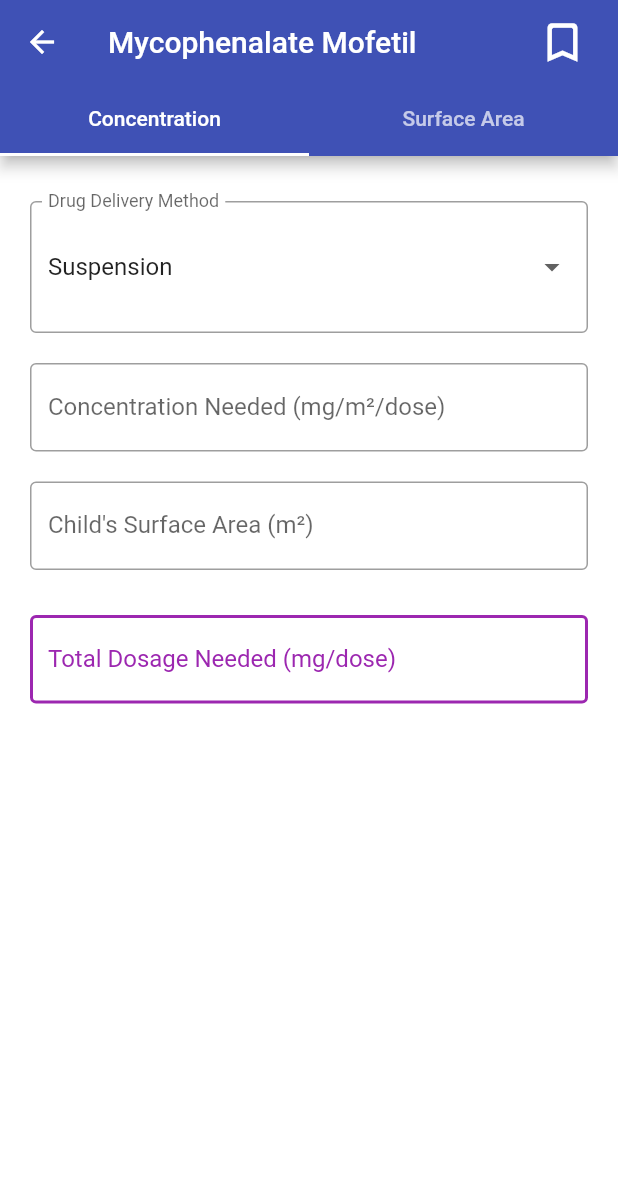
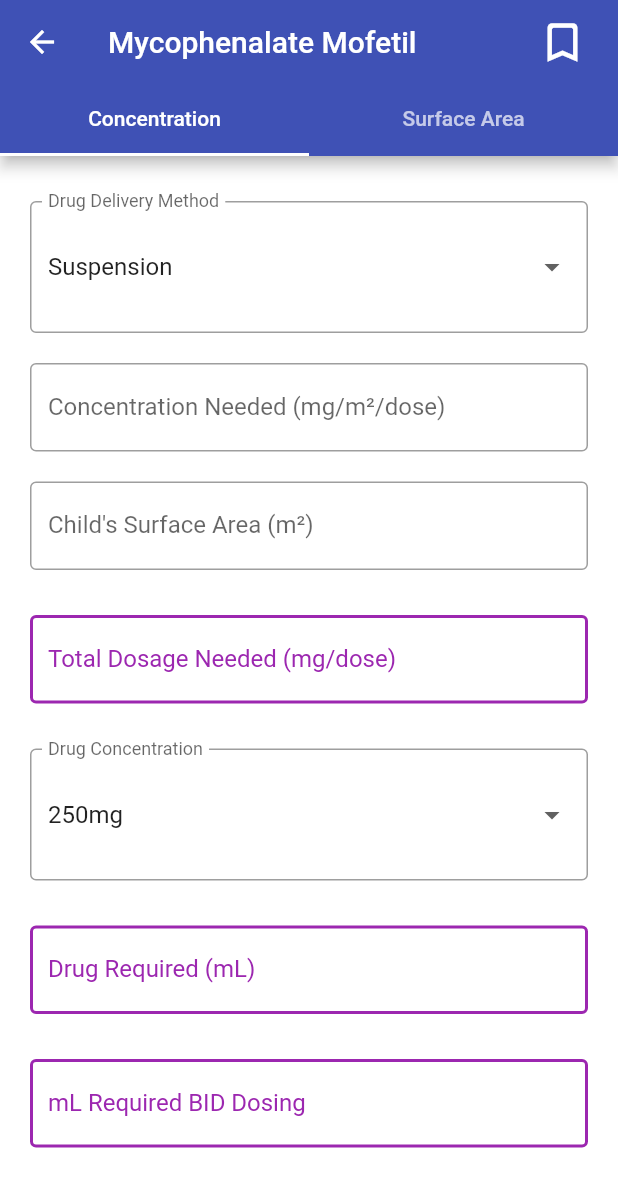
Before and after one commit to CSCIX691DAL/Application-for-Dosing-of-Pediat, a Flutter app: the Med12 screen opened by its route, on a phone screen of 412 x 824 dp. Shown: the top 1187 px of the screen. Run offline on Flutter 3.47's test engine with Material 2 defaults, Android fonts, the phone set to English and light mode, and no system bars.

Commit message:
Added functioning form for suspension in T1

```diff
--- a/dosing_app/lib/medications/med_12.dart
+++ b/dosing_app/lib/medications/med_12.dart
@@ -20,12 +20,16 @@ class Med12 extends StatefulWidget {
 
 class _Med12State extends State<Med12> {
   TextEditingController dosageNeededT1Text = TextEditingController();
-  // TextEditingController totalDoseNeededText = TextEditingController();
-  // TextEditingController numMgText = TextEditingController();
-  // TextEditingController numTabsNeededText = TextEditingController();
+  TextEditingController drugRequiredT1Text = TextEditingController();
+  TextEditingController mlRequiredT1Text = TextEditingController();
+
   double concentrationNeededMgMDoseT1 = 0;
   double childSurfaceAreaT1 = 0;
   double dosageNeededT1 = 0;
+  int concentrationT1 = 250;
+  List<int> concentrationsT1 = [250];
+  double drugRequiredT1 = 0;
+  double mlRequiredT1 = 0;
 
   int dosesPerDay = 0;
 
@@ -62,7 +66,7 @@ class _Med12State extends State<Med12> {
     super.dispose();
   }
 
-  //toggling different forms based on dropdown entry for tab 1
+  // toggling different forms based on dropdown entry for tab 1
   void toggleSuspensionT1() {
     showSuspensionT1 = true;
     showCapsulT1 = false;
@@ -108,16 +112,38 @@ class _Med12State extends State<Med12> {
     concentrationNeededMgMDoseT1 = 0;
     childSurfaceAreaT1 = 0;
     dosageNeededT1 = 0;
+    drugRequiredT1 = 0;
+    mlRequiredT1 = 0;
     dosageNeededT1Text.text = '';
+    drugRequiredT1Text.text = '';
+    mlRequiredT1Text.text = '';
   }
 
-  // functions for tab 1
+  // dose calculation functions for tab 1
   void calcDosageNeededT1() {
     dosageNeededT1 = concentrationNeededMgMDoseT1 * childSurfaceAreaT1;
     dosageNeededT1Text.text = (dosageNeededT1).toStringAsFixed(2) + "mg/dose";
   }
 
-  //toggling different forms based on dropdown entry for tab 2
+  calcDrugRequiredT1() {
+    drugRequiredT1 = dosageNeededT1 / concentrationT1;
+    if (drugRequiredT1.isNaN || drugRequiredT1.isInfinite) {
+      drugRequiredT1Text.text = (0).toStringAsFixed(2) + "mL";
+    } else {
+      drugRequiredT1Text.text = (drugRequiredT1).toStringAsFixed(2) + "mL";
+    }
+  }
+
+  calcMlRequiredT1() {
+    mlRequiredT1 = drugRequiredT1 * 2;
+    if (mlRequiredT1.isNaN || mlRequiredT1.isInfinite) {
+      mlRequiredT1Text.text = (0).toStringAsFixed(2) + "mL";
+    } else {
+      mlRequiredT1Text.text = (mlRequiredT1).toStringAsFixed(2) + "mL";
+    }
+  }
+
+  // toggling different forms based on dropdown entry for tab 2
   void toggleSuspensionT2() {
     showSuspensionT1 = true;
     showCapsulT1 = false;
@@ -161,7 +187,7 @@ class _Med12State extends State<Med12> {
 
   void resetValuesT2() {}
 
-  // dose calculation functions
+  // dose calculation functions for tab 2
 
   @override
   Widget build(BuildContext context) {
@@ -272,11 +298,13 @@ class _Med12State extends State<Med12> {
                                       setState(() {
                                         concentrationNeededMgMDoseT1 = x ?? 0;
                                         calcDosageNeededT1();
+                                        calcDrugRequiredT1();
+                                        calcMlRequiredT1();
                                       });
                                     }),
                               ),
 
-                              // Child weight
+                              // Child surface area
                               Padding(
                                 padding: const EdgeInsets.only(
                                     left: 20, right: 20, top: 20, bottom: 0),
@@ -294,6 +322,8 @@ class _Med12State extends State<Med12> {
                                       setState(() {
                                         childSurfaceAreaT1 = x ?? 0;
                                         calcDosageNeededT1();
+                                        calcDrugRequiredT1();
+                                        calcMlRequiredT1();
                                       });
                                     }),
                               ),
@@ -318,6 +348,88 @@ class _Med12State extends State<Med12> {
                                       labelText:
                                           "Total Dosage Needed (mg/dose)",
                                       hintText: "0mg/dose",
+                                      labelStyle:
+                                          TextStyle(color: Colors.purple)),
+                                ),
+                              ),
+
+                              // Drug concentration dropdown
+                              Padding(
+                                  padding: const EdgeInsets.only(
+                                      left: 20, right: 20, top: 30, bottom: 0),
+                                  child: InputDecorator(
+                                    decoration: const InputDecoration(
+                                        border: OutlineInputBorder(),
+                                        focusedBorder: OutlineInputBorder(
+                                          borderSide: BorderSide(
+                                              color: Colors.purple, width: 2.0),
+                                        ),
+                                        labelText: "Drug Concentration"),
+                                    child: DropdownButtonHideUnderline(
+                                      child: DropdownButton<int>(
+                                        isExpanded: true,
+                                        value: concentrationT1,
+                                        onChanged: (newValue) {
+                                          concentrationT1 = newValue!;
+                                          setState(() {
+                                            calcDrugRequiredT1();
+                                            calcMlRequiredT1();
+                                          });
+                                        },
+                                        items: concentrationsT1.map((value) {
+                                          return DropdownMenuItem(
+                                            child:
+                                                Text(value.toString() + "mg"),
+                                            value: value,
+                                          );
+                                        }).toList(),
+                                      ),
+                                    ),
+                                  )),
+
+                              // Drug required output field
+                              Padding(
+                                padding: const EdgeInsets.only(
+                                    left: 20, right: 20, top: 30, bottom: 0),
+                                child: TextField(
+                                  controller: drugRequiredT1Text,
+                                  readOnly: true,
+                                  decoration: const InputDecoration(
+                                      border: OutlineInputBorder(),
+                                      enabledBorder: OutlineInputBorder(
+                                        borderSide: BorderSide(
+                                            color: Colors.purple, width: 2.0),
+                                      ),
+                                      focusedBorder: OutlineInputBorder(
+                                        borderSide: BorderSide(
+                                            color: Colors.purple, width: 2.0),
+                                      ),
+                                      labelText: "Drug Required (mL)",
+                                      hintText: "0mL",
+                                      labelStyle:
+                                          TextStyle(color: Colors.purple)),
+                                ),
+                              ),
+
+                              // mL required output field
+                              Padding(
+                                padding: const EdgeInsets.only(
+                                    left: 20, right: 20, top: 30, bottom: 0),
+                                child: TextField(
+                                  controller: mlRequiredT1Text,
+                                  readOnly: true,
+                                  decoration: const InputDecoration(
+                                      border: OutlineInputBorder(),
+                                      enabledBorder: OutlineInputBorder(
+                                        borderSide: BorderSide(
+                                            color: Colors.purple, width: 2.0),
+                                      ),
+                                      focusedBorder: OutlineInputBorder(
+                                        borderSide: BorderSide(
+                                            color: Colors.purple, width: 2.0),
+                                      ),
+                                      labelText: "mL Required BID Dosing",
+                                      hintText: "0mL",
                                       labelStyle:
                                           TextStyle(color: Colors.purple)),
                                 ),
```
